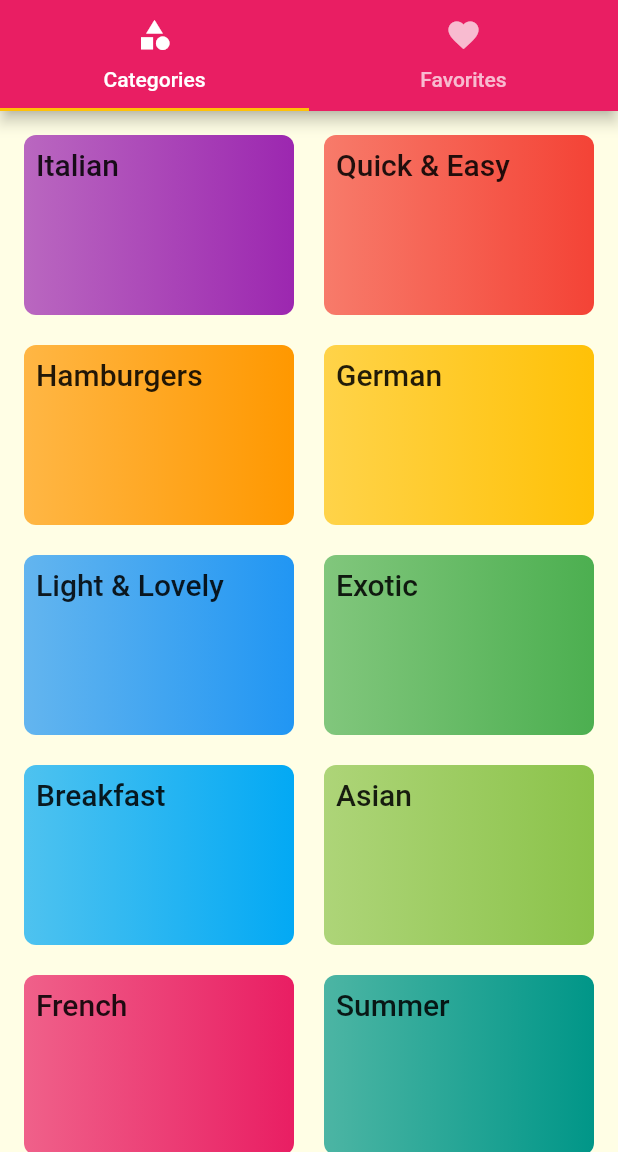
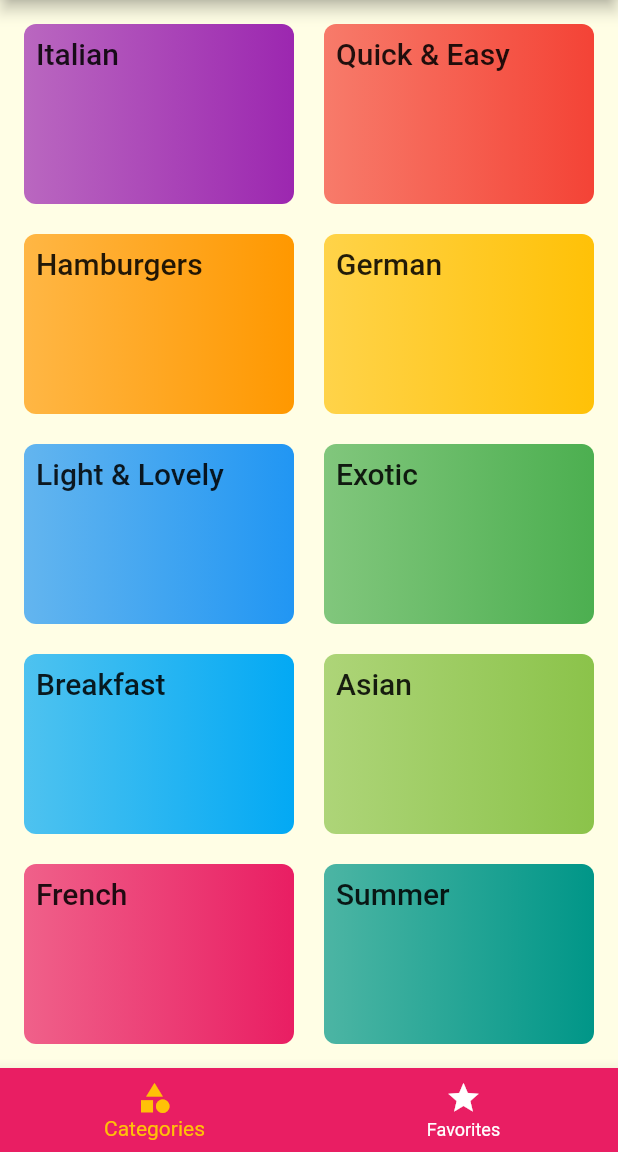
Before and after one commit to alexrodrigues/MealsApp, a Flutter app: the screen it shows after launch, on a phone screen of 412 x 824 dp, the part 84-1236 px from its top. Run offline on Flutter 3.47's test engine with Material 2 defaults, Android fonts, the phone set to English and light mode, and no system bars.

Commit message:
bottom bar

```diff
--- a/lib/main.dart
+++ b/lib/main.dart
@@ -5,6 +5,7 @@ import 'package:meals_app/screens/meals.dart';
 import 'screens/categories.dart';
 import 'screens/meals.dart';
 import 'screens/tabs.dart';
+import 'screens/bottom_nav.dart';
 
 void main() => runApp(MyApp());
 
@@ -30,7 +31,7 @@ class MyApp extends StatelessWidget {
       ),
       initialRoute: '/',
       routes: {
-        '/': (ctx) => TabsScreen(),
+        '/': (ctx) => BottomNavScreen(),
         CategoriesScreen.ROUTE_NAME: (context) => CategoriesScreen(),
         MealsScreen.ROUTE_NAME: (context) => MealsScreen(),
         MealDetailScreen.ROUTE_NAME: (context) => MealDetailScreen()
--- a/lib/screens/bottom_nav.dart
+++ b/lib/screens/bottom_nav.dart
@@ -1,4 +1,6 @@
 import 'package:flutter/material.dart';
+import '../screens/categories.dart';
+import '../screens/favorites.dart';
 
 class BottomNavScreen extends StatefulWidget {
   @override
@@ -6,8 +8,38 @@ class BottomNavScreen extends StatefulWidget {
 }
 
 class _BottomNavScreenState extends State<BottomNavScreen> {
+  final List<Widget> _pages = [
+    CategoriesScreen(),
+    FavoritesScreen(),
+  ];
+
+  int _selectedPageIndex = 0;
+
+  void _onSelectPage(index) {
+    setState(() {
+      _selectedPageIndex = index;
+    });
+  }
+
   @override
   Widget build(BuildContext context) {
-    return Container();
+    return Scaffold(
+      appBar: AppBar(
+        title: Text('DeliMeals'),
+      ),
+      body: _pages[_selectedPageIndex],
+      bottomNavigationBar: BottomNavigationBar(
+        onTap: _onSelectPage,
+        backgroundColor: Theme.of(context).primaryColor,
+        selectedItemColor: Theme.of(context).accentColor,
+        unselectedItemColor: Colors.white,
+        currentIndex: _selectedPageIndex,
+        items: [
+          BottomNavigationBarItem(
+              icon: Icon(Icons.category), label: "Categories"),
+          BottomNavigationBarItem(icon: Icon(Icons.star), label: "Favorites"),
+        ],
+      ),
+    );
   }
 }
```
